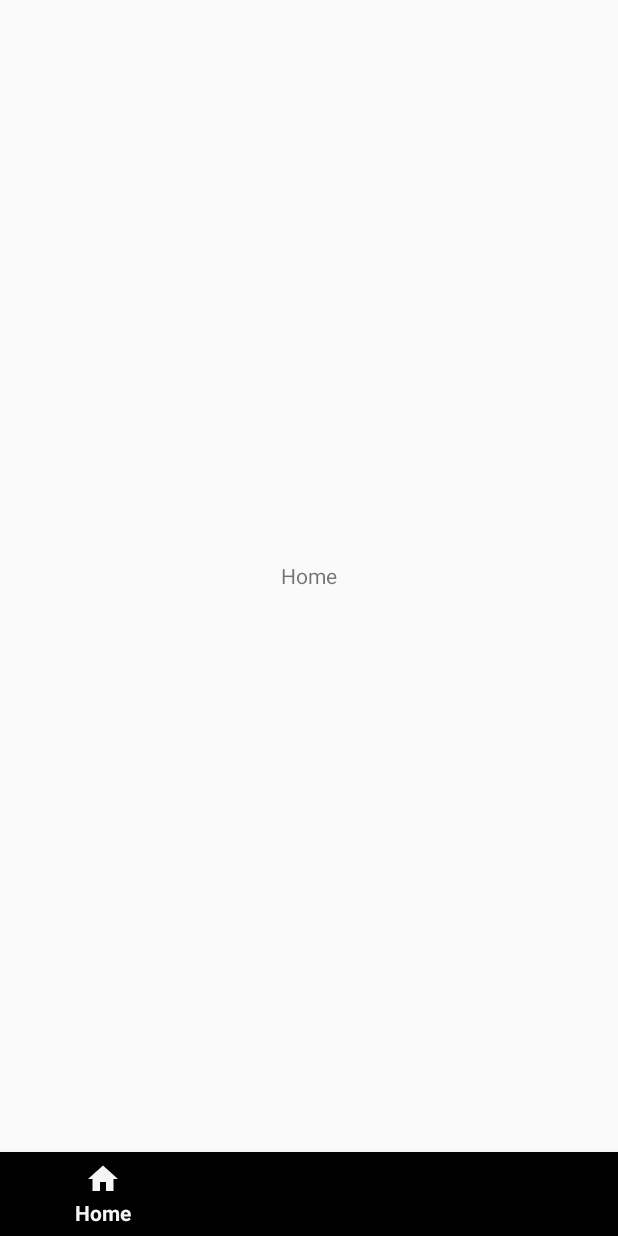
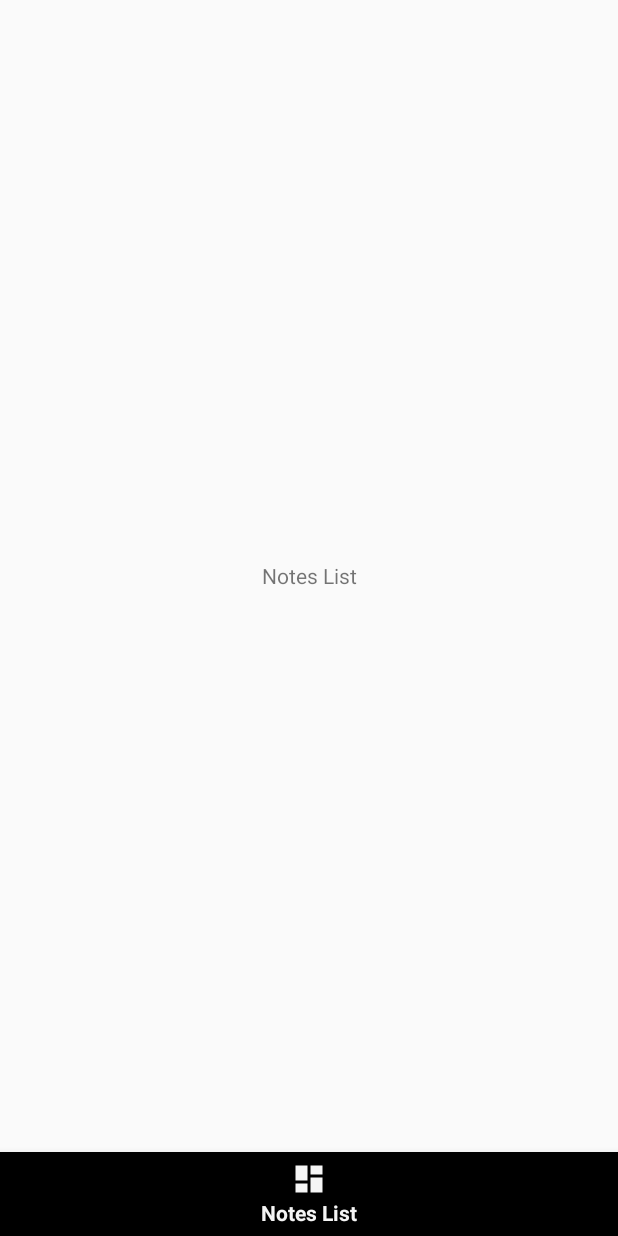
Before and after one commit to nasreekar/GeoNotes, an Android app: the screen it shows after launch (MainActivity), item 2 of the bottom bar chosen, on a phone screen of 412 x 824 dp. Run offline under Robolectric (Android 15) with nearby library versions, the phone set to English and light mode, and no system bars; our stand-ins replace ButterKnife.

Commit message:
Add about and notes list fragment place holders

```diff
--- a/app/src/main/java/com/abhijith/nanodegree/geonotes/MainActivity.java
+++ b/app/src/main/java/com/abhijith/nanodegree/geonotes/MainActivity.java
@@ -53,12 +53,12 @@ public class MainActivity extends AppCompatActivity implements BottomNavigationV
                 fragment = new HomeFragment();
                 break;
 
-            case R.id.navigation_dashboard:
-                // fragment = new DashboardFragment();
+            case R.id.navigation_notes_list:
+                fragment = new NotesListFragment();
                 break;
 
-            case R.id.navigation_notifications:
-                // fragment = new NotificationsFragment();
+            case R.id.navigation_about:
+                fragment = new AboutFragment();
                 break;
         }
 
--- /dev/null
+++ b/app/src/main/java/com/abhijith/nanodegree/geonotes/NotesListFragment.java
@@ -0,0 +1,19 @@
+package com.abhijith.nanodegree.geonotes;
+
+import android.os.Bundle;
+import android.view.LayoutInflater;
+import android.view.View;
+import android.view.ViewGroup;
+
+import androidx.fragment.app.Fragment;
+
+
+public class NotesListFragment extends Fragment {
+
+    @Override
+    public View onCreateView(LayoutInflater inflater, ViewGroup container,
+                             Bundle savedInstanceState) {
+        // Inflate the layout for this fragment
+        return inflater.inflate(R.layout.fragment_notes_list, container, false);
+    }
+}
--- /dev/null
+++ b/app/src/main/res/layout/fragment_notes_list.xml
@@ -0,0 +1,17 @@
+<?xml version="1.0" encoding="utf-8"?>
+<LinearLayout xmlns:android="http://schemas.android.com/apk/res/android"
+    xmlns:tools="http://schemas.android.com/tools"
+    android:layout_width="match_parent"
+    android:layout_height="match_parent"
+    android:gravity="center"
+    android:orientation="vertical"
+    tools:context=".HomeFragment">
+
+    <!-- TODO: Update blank fragment layout -->
+    <TextView
+        android:layout_width="match_parent"
+        android:layout_height="match_parent"
+        android:gravity="center"
+        android:text="@string/title_notesList" />
+
+</LinearLayout>
--- a/app/src/main/res/menu/bottom_nav_menu.xml
+++ b/app/src/main/res/menu/bottom_nav_menu.xml
@@ -7,13 +7,13 @@
         android:title="@string/title_home" />
 
     <item
-        android:id="@+id/navigation_dashboard"
+        android:id="@+id/navigation_notes_list"
         android:icon="@drawable/ic_dashboard_black_24dp"
-        android:title="@string/title_dashboard" />
+        android:title="@string/title_notesList" />
 
     <item
-        android:id="@+id/navigation_notifications"
+        android:id="@+id/navigation_about"
         android:icon="@drawable/ic_notifications_black_24dp"
-        android:title="@string/title_notifications" />
+        android:title="@string/title_about" />
 
 </menu>
--- a/app/src/main/res/values/strings.xml
+++ b/app/src/main/res/values/strings.xml
@@ -1,9 +1,10 @@
 <resources>
     <string name="app_name">GeoNotes</string>
     <string name="title_home">Home</string>
-    <string name="title_dashboard">Dashboard</string>
-    <string name="title_notifications">Notifications</string>
+    <string name="title_notesList">Notes List</string>
+    <string name="title_about">About</string>
 
     <!-- TODO: Remove or change this placeholder text -->
     <string name="hello_blank_fragment">Hello blank fragment</string>
+
 </resources>
```
Also changed, not shown: app/src/main/java/com/abhijith/nanodegree/geonotes/AboutFragment.java (added, +19 -0 lines), app/src/main/res/layout/fragment_about.xml (added, +17 -0 lines).
